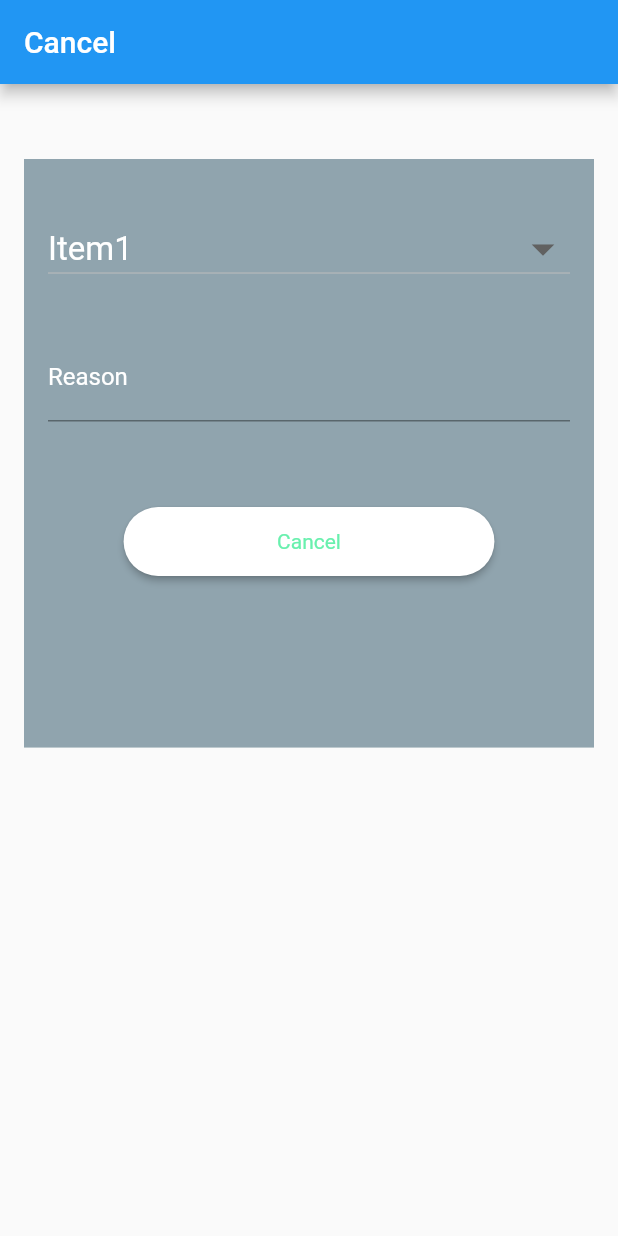
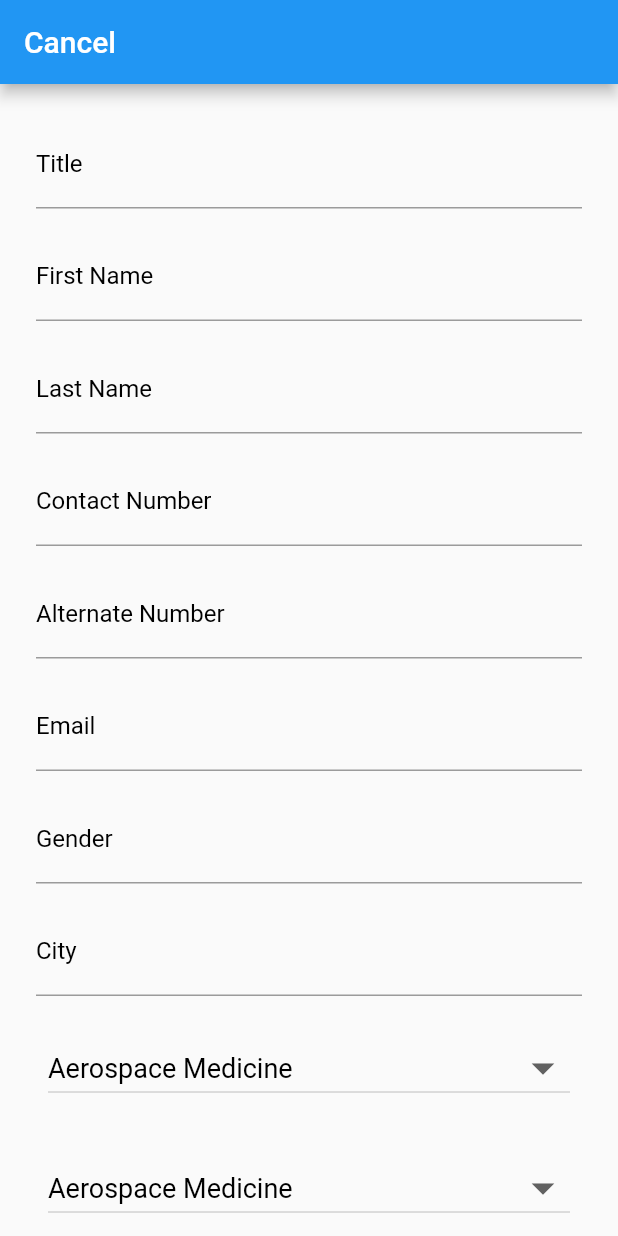
Before and after one commit to KhushiiBiswas/vcure_dr, a Flutter app: the screen it shows after launch, on a phone screen of 412 x 824 dp. Run offline on Flutter 3.47's test engine with Material 2 defaults, Android fonts, the phone set to English and light mode, and no system bars; missing offline and left inert: dart:js.

Commit message:
Last Page

```diff
--- /dev/null
+++ b/lib/components/Common_Dropdown.dart
@@ -0,0 +1,28 @@
+import 'dart:js';
+
+import 'package:flutter/material.dart';
+
+class Common extends StatefulWidget {
+  const Common({ Key key }) : super(key: key);
+
+  @override
+  _CommonState createState() => _CommonState();
+}
+
+class _CommonState extends State<Common> {
+  String a,b,c,d,e;
+
+  //String avaluechhose = "Item1";
+
+  List<String> listItemtest = ["Item1", "Item2", "Item3", "Item4"];
+  @override
+  Widget build(BuildContext context) {
+    return Padding(
+      padding: EdgeInsets.all(16.0),
+      child: DropdownButton(
+        hint: Text("Main"),
+      ),
+
+    );
+  }
+}
--- /dev/null
+++ b/lib/components/MainProfile_Dropdown.dart
@@ -0,0 +1,43 @@
+import 'package:flutter/cupertino.dart';
+import 'package:flutter/material.dart';
+
+class MainD extends StatefulWidget {
+  const MainD({ Key key }) : super(key: key);
+
+  @override
+  _MainDState createState() => _MainDState();
+}
+
+class _MainDState extends State<MainD> {
+  String avaluechhose = "Aerospace Medicine";
+
+  List<String> listItemtest = ["Aerospace Medicine", "Cardiology", "Corneal Transplant", "General Surgery"];
+  @override
+  Widget build(BuildContext context) {
+    return Padding(
+      padding: EdgeInsets.all(8.0),
+      child: DropdownButton(
+        icon: Icon(Icons.arrow_drop_down),
+        iconSize: 36,
+        isExpanded: true,
+
+        style: TextStyle(color: Colors.black, fontSize: 18),
+        value: avaluechhose,
+        onChanged: (newValue) {
+          setState(() {
+            avaluechhose = newValue;
+          });
+        },
+        items: listItemtest.map((valueItem){
+          return DropdownMenuItem(
+            value: valueItem,
+            child:Text(valueItem)
+            );
+        }).toList(),
+
+        )
+      ,
+
+    );
+  }
+}
--- /dev/null
+++ b/lib/components/Specialization_Dropdown.dart
@@ -0,0 +1,43 @@
+import 'package:flutter/cupertino.dart';
+import 'package:flutter/material.dart';
+
+class Specialization extends StatefulWidget {
+  const Specialization({ Key key }) : super(key: key);
+
+  @override
+  _SpecializationState createState() => _SpecializationState();
+}
+
+class _SpecializationState extends State<Specialization> {
+  String avaluechhose = "Aerospace Medicine";
+
+  List<String> listItemtest = ["Aerospace Medicine", "Cardiology", "Corneal Transplant", "General Surgery"];
+  @override
+  Widget build(BuildContext context) {
+    return Padding(
+      padding: EdgeInsets.all(8.0),
+      child: DropdownButton(
+        //items: [],
+        hint: Text("Special") ,
+
+        icon: Icon(Icons.arrow_drop_down),
+        iconSize: 36,
+        isExpanded: true,
+
+        style: TextStyle(color: Colors.black, fontSize: 18),
+        value: avaluechhose,
+        onChanged: (newValue) {
+          setState(() {
+            avaluechhose = newValue;
+          });
+        },
+        items: listItemtest.map((valueItem) {
+          return DropdownMenuItem(
+            value: valueItem,
+            child: Text(valueItem)
+        );
+        }).toList(),
+      )
+    );
+  }
+}
--- a/lib/main.dart
+++ b/lib/main.dart
@@ -2,6 +2,7 @@ import 'package:flutter/material.dart';
 import 'package:vcure_doctors/components/background.dart';
 
 import 'package:vcure_doctors/pages/Appointment/Cancel_Appointment.dart';
+import 'package:vcure_doctors/pages/Doctor_Details.dart';
 
 import 'package:vcure_doctors/pages/sign_in/sign_in_body.dart';
 
@@ -11,7 +12,7 @@ class MyApp extends StatelessWidget {
   @override
   Widget build(BuildContext context) {
     return MaterialApp(
-      home: Cancel(),
+      home: Detail(),
     );
   }
 }
--- /dev/null
+++ b/lib/pages/Doctor_Details.dart
@@ -0,0 +1,133 @@
+import 'package:flutter/material.dart';
+import 'package:vcure_doctors/components/Cancel_Dropdown.dart';
+import 'package:vcure_doctors/components/MainProfile_Dropdown.dart';
+import 'package:vcure_doctors/components/Specialization_Dropdown.dart';
+
+class Detail extends StatefulWidget {
+  const Detail({ Key key }) : super(key: key);
+
+  @override
+  _DetailState createState() => _DetailState();
+}
+
+class _DetailState extends State<Detail> {
+  @override
+  Widget build(BuildContext context) {
+    Size size = MediaQuery.of(context).size;
+    return Scaffold(
+
+      appBar: AppBar(
+        title: Text("Cancel"),
+      ),
+
+      body:
+      SingleChildScrollView(
+        child: Padding(
+          padding: const EdgeInsets.only(top:16.0,left: 16,right: 16),
+          child: Column(children: [
+
+            Padding(
+              padding: const EdgeInsets.all(8.0),
+                child: TextField(
+
+                maxLines: null,
+                decoration: InputDecoration(labelText: "Title",labelStyle: TextStyle(color: Colors.black) ),
+
+
+              ),
+
+            ),
+
+            Padding(
+              padding: const EdgeInsets.all(8.0),
+                child: TextField(
+
+                maxLines: null,
+                decoration: InputDecoration(labelText: "First Name",labelStyle: TextStyle(color: Colors.black) ),
+
+
+              ),
+
+            ),
+            Padding(
+              padding: const EdgeInsets.all(8.0),
+                child: TextField(
+
+                maxLines: null,
+                decoration: InputDecoration(labelText: "Last Name",labelStyle: TextStyle(color: Colors.black) ),
+
+
+              ),
+
+            ),
+            Padding(
+              padding: const EdgeInsets.all(8.0),
+                child: TextField(
+
+                maxLines: null,
+                decoration: InputDecoration(labelText: "Contact Number",labelStyle: TextStyle(color: Colors.black) ),
+
+
+              ),
+
+            ),
+            Padding(
+              padding: const EdgeInsets.all(8.0),
+                child: TextField(
+
+                maxLines: null,
+                decoration: InputDecoration(labelText: "Alternate Number",labelStyle: TextStyle(color: Colors.black) ),
+
+
+              ),
+
+            ),
+            Padding(
+              padding: const EdgeInsets.all(8.0),
+                child: TextField(
+
+                maxLines: null,
+                decoration: InputDecoration(labelText: "Email",labelStyle: TextStyle(color: Colors.black) ),
+
+
+              ),
+
+            ),
+            Padding(
+              padding: const EdgeInsets.all(8.0),
+                child: TextField(
+
+                maxLines: null,
+                decoration: InputDecoration(labelText: "Gender",labelStyle: TextStyle(color: Colors.black) ),
+
+
+              ),
+
+            ),
+            Padding(
+              padding: const EdgeInsets.all(8.0),
+                child: TextField(
+
+                maxLines: null,
+                decoration: InputDecoration(labelText: "City",labelStyle: TextStyle(color: Colors.black) ),
+
+
+              ),
+
+            ),
+            Padding(
+              padding:EdgeInsets.all(8.0),
+              child: MainD(),
+               ),
+            Padding(
+              padding: EdgeInsets.all(8.0),
+              child: Specialization(),
+            )
+          ]
+
+          )
+        ),
+      )
+    );
+  }
+}
```
